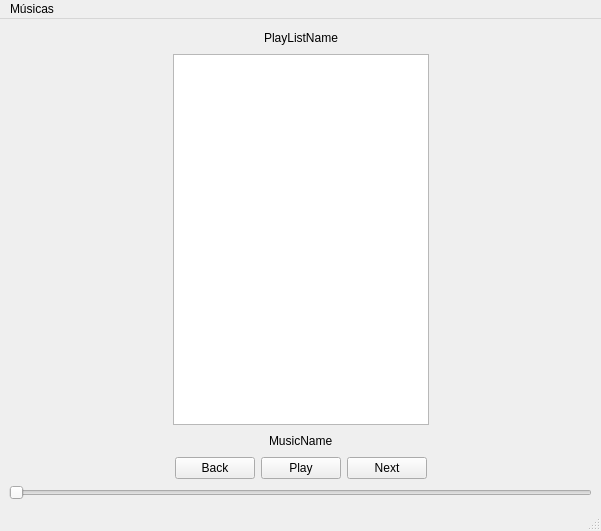
Old version of the form player/client/form/MainWindow.ui in the repository OtavioPellicano/spotify-playlist-qt.
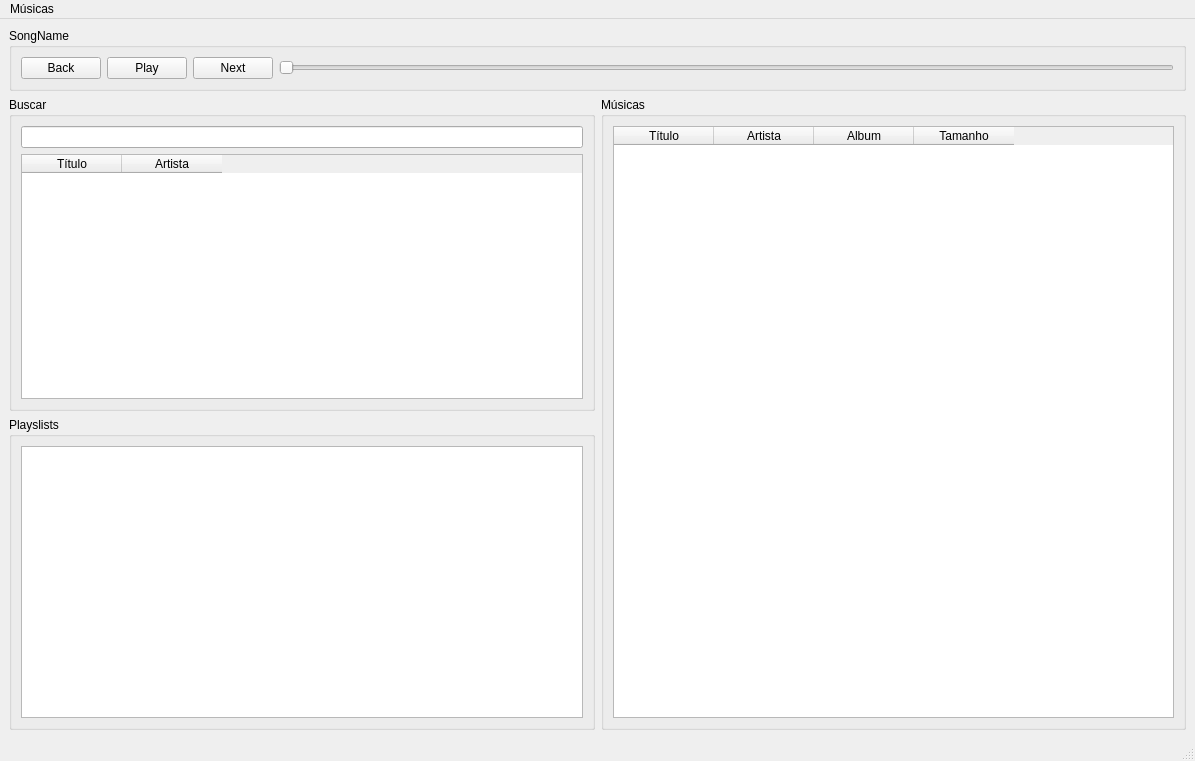
New version of the form.

Commit message:
search song from keyword (#17)
* Flat the GUI

* Implement Track search

Diff of the .ui file:
```diff
--- a/player/client/form/MainWindow.ui
+++ b/player/client/form/MainWindow.ui
@@ -6,141 +6,21 @@
    <rect>
     <x>0</x>
     <y>0</y>
-    <width>601</width>
-    <height>531</height>
+    <width>1195</width>
+    <height>761</height>
    </rect>
   </property>
   <property name="windowTitle">
    <string>spotify-playlist-qt</string>
   </property>
   <widget class="QWidget" name="centralwidget">
-   <layout class="QVBoxLayout" name="verticalLayout_2">
+   <layout class="QVBoxLayout" name="verticalLayout_6">
     <item>
-     <layout class="QHBoxLayout" name="horizontalLayout_4">
-      <item>
-       <spacer name="horizontalSpacer_7">
-        <property name="orientation">
-         <enum>Qt::Horizontal</enum>
-        </property>
-        <property name="sizeHint" stdset="0">
-         <size>
-          <width>40</width>
-          <height>20</height>
-         </size>
-        </property>
-       </spacer>
-      </item>
-      <item>
-       <widget class="QLabel" name="labelPlaylistName">
-        <property name="text">
-         <string>PlayListName</string>
-        </property>
-       </widget>
-      </item>
-      <item>
-       <spacer name="horizontalSpacer_8">
-        <property name="orientation">
-         <enum>Qt::Horizontal</enum>
-        </property>
-        <property name="sizeHint" stdset="0">
-         <size>
-          <width>40</width>
-          <height>20</height>
-         </size>
-        </property>
-       </spacer>
-      </item>
-     </layout>
-    </item>
-    <item>
-     <layout class="QVBoxLayout" name="verticalLayout">
-      <item>
-       <layout class="QHBoxLayout" name="horizontalLayout_2">
-        <item>
-         <spacer name="horizontalSpacer_3">
-          <property name="orientation">
-           <enum>Qt::Horizontal</enum>
-          </property>
-          <property name="sizeHint" stdset="0">
-           <size>
-            <width>40</width>
-            <height>20</height>
-           </size>
-          </property>
-         </spacer>
-        </item>
-        <item>
-         <widget class="QListWidget" name="listWidgetPlaylist"/>
-        </item>
-        <item>
-         <spacer name="horizontalSpacer_4">
-          <property name="orientation">
-           <enum>Qt::Horizontal</enum>
-          </property>
-          <property name="sizeHint" stdset="0">
-           <size>
-            <width>40</width>
-            <height>20</height>
-           </size>
-          </property>
-         </spacer>
-        </item>
-       </layout>
-      </item>
-     </layout>
-    </item>
-    <item>
-     <layout class="QHBoxLayout" name="horizontalLayout_3">
-      <item>
-       <spacer name="horizontalSpacer_5">
-        <property name="orientation">
-         <enum>Qt::Horizontal</enum>
-        </property>
-        <property name="sizeHint" stdset="0">
-         <size>
-          <width>40</width>
-          <height>20</height>
-         </size>
-        </property>
-       </spacer>
-      </item>
-      <item>
-       <widget class="QLabel" name="labelMusicName">
-        <property name="text">
-         <string>MusicName</string>
-        </property>
-       </widget>
-      </item>
-      <item>
-       <spacer name="horizontalSpacer_6">
-        <property name="orientation">
-         <enum>Qt::Horizontal</enum>
-        </property>
-        <property name="sizeHint" stdset="0">
-         <size>
-          <width>40</width>
-          <height>20</height>
-         </size>
-        </property>
-       </spacer>
-      </item>
-     </layout>
-    </item>
-    <item>
+     <widget class="QGroupBox" name="groupBoxCurrentSong">
+      <property name="title">
+       <string>SongName</string>
+      </property>
      <layout class="QHBoxLayout" name="horizontalLayout">
-      <item>
-       <spacer name="horizontalSpacer">
-        <property name="orientation">
-         <enum>Qt::Horizontal</enum>
-        </property>
-        <property name="sizeHint" stdset="0">
-         <size>
-          <width>40</width>
-          <height>20</height>
-         </size>
-        </property>
-       </spacer>
-      </item>
       <item>
        <widget class="QPushButton" name="pushButtonBack">
         <property name="text">
@@ -163,26 +43,97 @@
        </widget>
       </item>
       <item>
-       <spacer name="horizontalSpacer_2">
+        <widget class="QSlider" name="horizontalSliderSongProgress">
         <property name="orientation">
          <enum>Qt::Horizontal</enum>
         </property>
-        <property name="sizeHint" stdset="0">
-         <size>
-          <width>40</width>
-          <height>20</height>
-         </size>
-        </property>
-       </spacer>
-      </item>
-     </layout>
-    </item>
+        </widget>
+       </item>
+      </layout>
+     </widget>
+    </item>
+    <item>
+     <layout class="QHBoxLayout" name="horizontalLayout_2">
+      <item>
+       <layout class="QVBoxLayout" name="verticalLayout_4">
+        <item>
+         <widget class="QGroupBox" name="groupBoxSearch">
+          <property name="title">
+           <string>Buscar</string>
+          </property>
+          <layout class="QVBoxLayout" name="verticalLayout_3">
+           <item>
+            <layout class="QVBoxLayout" name="verticalLayout">
+             <item>
+              <widget class="QLineEdit" name="lineEditSearch"/>
+             </item>
+             <item>
+              <widget class="QTableWidget" name="tableWidgetSearch">
+               <column>
+                <property name="text">
+                 <string>Título</string>
+                </property>
+               </column>
+               <column>
+                <property name="text">
+                 <string>Artista</string>
+                </property>
+               </column>
+              </widget>
+             </item>
+            </layout>
+           </item>
+          </layout>
+         </widget>
+        </item>
     <item>
-     <widget class="QSlider" name="horizontalSliderMusicProgress">
-      <property name="orientation">
-       <enum>Qt::Horizontal</enum>
-      </property>
-     </widget>
+         <widget class="QGroupBox" name="groupBoxPlaylist">
+          <property name="title">
+           <string>Playslists</string>
+          </property>
+          <layout class="QVBoxLayout" name="verticalLayout_2">
+           <item>
+            <widget class="QListWidget" name="listWidgetPlaylist"/>
+           </item>
+          </layout>
+         </widget>
+        </item>
+       </layout>
+      </item>
+      <item>
+       <widget class="QGroupBox" name="groupBoxSongs">
+        <property name="title">
+         <string>Músicas</string>
+        </property>
+        <layout class="QVBoxLayout" name="verticalLayout_5">
+         <item>
+          <widget class="QTableWidget" name="tableWidgetTracks">
+           <column>
+            <property name="text">
+             <string>Título</string>
+            </property>
+           </column>
+           <column>
+            <property name="text">
+             <string>Artista</string>
+            </property>
+           </column>
+           <column>
+            <property name="text">
+             <string>Album</string>
+            </property>
+           </column>
+           <column>
+            <property name="text">
+             <string>Tamanho</string>
+            </property>
+           </column>
+          </widget>
+         </item>
+        </layout>
+       </widget>
+      </item>
+     </layout>
     </item>
    </layout>
   </widget>
@@ -191,7 +142,7 @@
     <rect>
      <x>0</x>
      <y>0</y>
-     <width>601</width>
+     <width>1195</width>
      <height>24</height>
     </rect>
    </property>
```
Left out of the diff: 12 changed lines with no effect on the pictures. Lines whose indentation alone changed are shown as unchanged. The commit also changes 18 other files.
